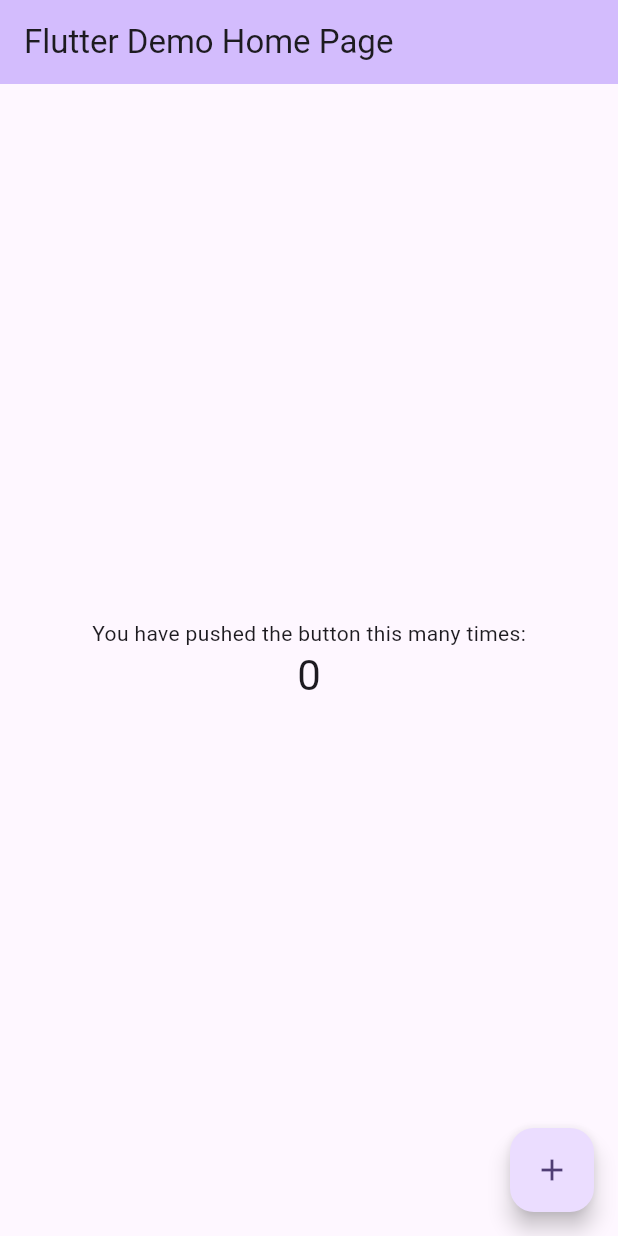
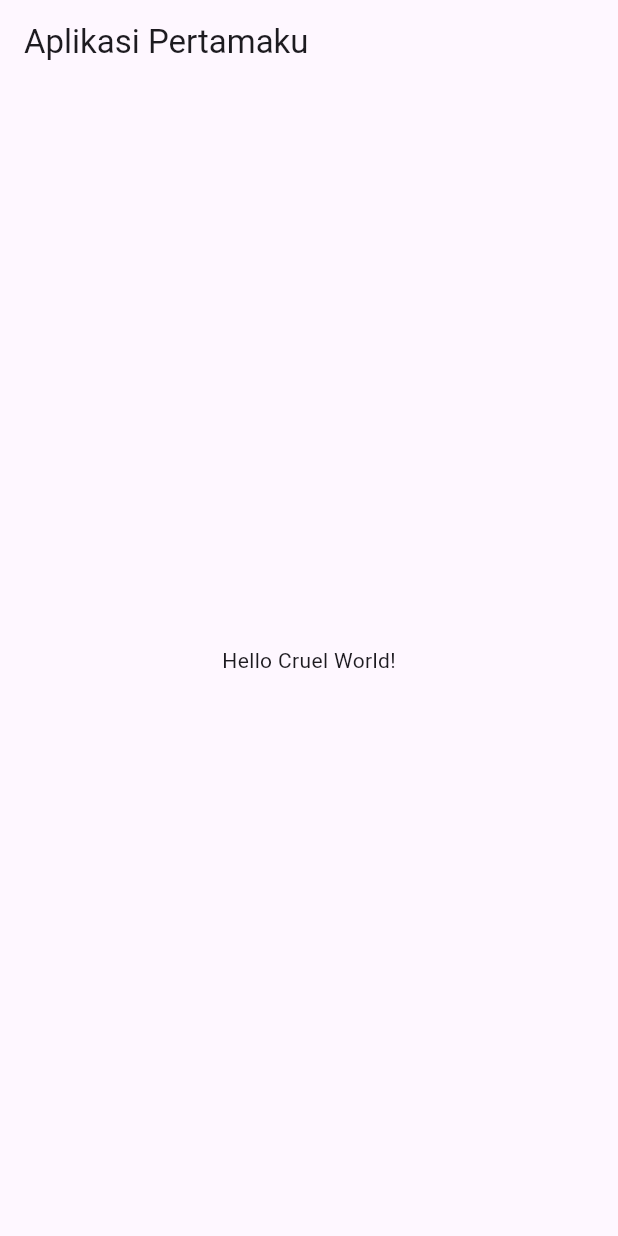
Before and after one commit to KevinMaulanaAtmaja/learn-flutter, a Flutter app: the screen it shows after launch, on a phone screen of 412 x 824 dp. Run offline on Flutter 3.47's test engine with Material 3 defaults, Android fonts, the phone set to English and light mode, and no system bars.

Commit message:
firstapp - hello world
StatelessWidget, MaterialApp, Scaffold, AppBar, Center, Text

```diff
--- a/lib/main.dart
+++ b/lib/main.dart
@@ -1,3 +1,4 @@
+import 'package:bljar_flutter/main_page.dart';
 import 'package:flutter/material.dart';
 
 void main() {
@@ -7,116 +8,8 @@ void main() {
 class MyApp extends StatelessWidget {
   const MyApp({super.key});
 
-  // This widget is the root of your application.
   @override
   Widget build(BuildContext context) {
-    return MaterialApp(
-      title: 'Flutter Demo',
-      theme: ThemeData(
-        // This is the theme of your application.
-        //
-        // TRY THIS: Try running your application with "flutter run". You'll see
-        // the application has a purple toolbar. Then, without quitting the app,
-        // try changing the seedColor in the colorScheme below to Colors.green
-        // and then invoke "hot reload" (save your changes or press the "hot
-        // reload" button in a Flutter-supported IDE, or press "r" if you used
-        // the command line to start the app).
-        //
-        // Notice that the counter didn't reset back to zero; the application
-        // state is not lost during the reload. To reset the state, use hot
-        // restart instead.
-        //
-        // This works for code too, not just values: Most code changes can be
-        // tested with just a hot reload.
-        colorScheme: ColorScheme.fromSeed(seedColor: Colors.deepPurple),
-      ),
-      home: const MyHomePage(title: 'Flutter Demo Home Page'),
-    );
+    return const MaterialApp(home: MainPage());
   }
 }
-
-class MyHomePage extends StatefulWidget {
-  const MyHomePage({super.key, required this.title});
-
-  // This widget is the home page of your application. It is stateful, meaning
-  // that it has a State object (defined below) that contains fields that affect
-  // how it looks.
-
-  // This class is the configuration for the state. It holds the values (in this
-  // case the title) provided by the parent (in this case the App widget) and
-  // used by the build method of the State. Fields in a Widget subclass are
-  // always marked "final".
-
-  final String title;
-
-  @override
-  State<MyHomePage> createState() => _MyHomePageState();
-}
-
-class _MyHomePageState extends State<MyHomePage> {
-  int _counter = 0;
-
-  void _incrementCounter() {
-    setState(() {
-      // This call to setState tells the Flutter framework that something has
-      // changed in this State, which causes it to rerun the build method below
-      // so that the display can reflect the updated values. If we changed
-      // _counter without calling setState(), then the build method would not be
-      // called again, and so nothing would appear to happen.
-      _counter++;
-    });
-  }
-
-  @override
-  Widget build(BuildContext context) {
-    // This method is rerun every time setState is called, for instance as done
-    // by the _incrementCounter method above.
-    //
-    // The Flutter framework has been optimized to make rerunning build methods
-    // fast, so that you can just rebuild anything that needs updating rather
-    // than having to individually change instances of widgets.
-    return Scaffold(
-      appBar: AppBar(
-        // TRY THIS: Try changing the color here to a specific color (to
-        // Colors.amber, perhaps?) and trigger a hot reload to see the AppBar
-        // change color while the other colors stay the same.
-        backgroundColor: Theme.of(context).colorScheme.inversePrimary,
-        // Here we take the value from the MyHomePage object that was created by
-        // the App.build method, and use it to set our appbar title.
-        title: Text(widget.title),
-      ),
-      body: Center(
-        // Center is a layout widget. It takes a single child and positions it
-        // in the middle of the parent.
-        child: Column(
-          // Column is also a layout widget. It takes a list of children and
-          // arranges them vertically. By default, it sizes itself to fit its
-          // children horizontally, and tries to be as tall as its parent.
-          //
-          // Column has various properties to control how it sizes itself and
-          // how it positions its children. Here we use mainAxisAlignment to
-          // center the children vertically; the main axis here is the vertical
-          // axis because Columns are vertical (the cross axis would be
-          // horizontal).
-          //
-          // TRY THIS: Invoke "debug painting" (choose the "Toggle Debug Paint"
-          // action in the IDE, or press "p" in the console), to see the
-          // wireframe for each widget.
-          mainAxisAlignment: MainAxisAlignment.center,
-          children: <Widget>[
-            const Text('You have pushed the button this many times:'),
-            Text(
-              '$_counter',
-              style: Theme.of(context).textTheme.headlineMedium,
-            ),
-          ],
-        ),
-      ),
-      floatingActionButton: FloatingActionButton(
-        onPressed: _incrementCounter,
-        tooltip: 'Increment',
-        child: const Icon(Icons.add),
-      ), // This trailing comma makes auto-formatting nicer for build methods.
-    );
-  }
-}
--- /dev/null
+++ b/lib/main_page.dart
@@ -0,0 +1,13 @@
+import 'package:flutter/material.dart';
+
+class MainPage extends StatelessWidget {
+  const MainPage({super.key});
+
+  @override
+  Widget build(BuildContext context) {
+    return Scaffold(
+      appBar: AppBar(title: const Text("Aplikasi Pertamaku")),
+      body: Center(child: Text("Hello Cruel World!")),
+    );
+  }
+}
```
